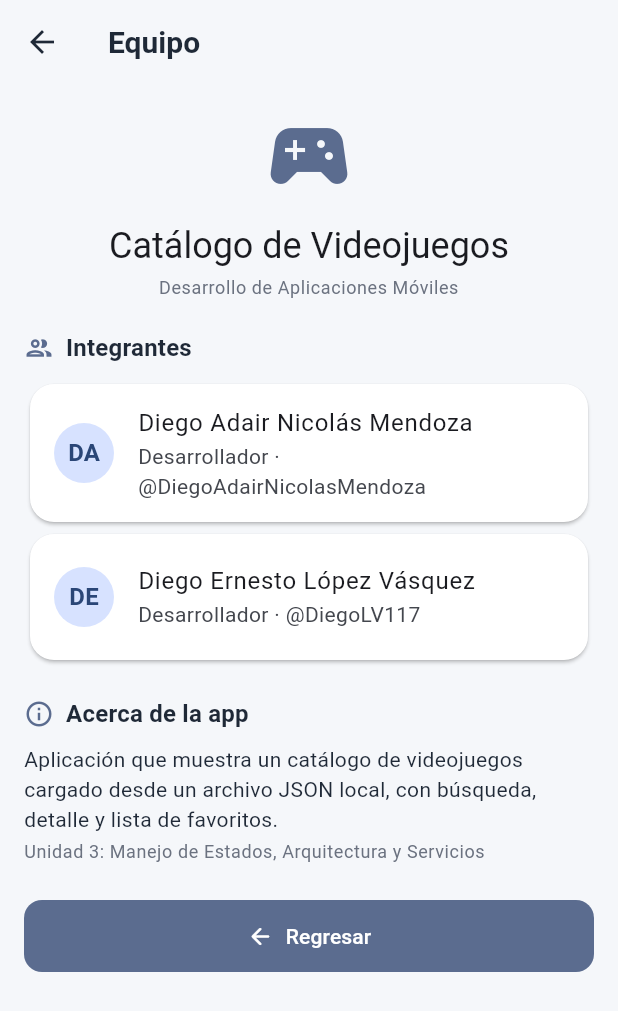
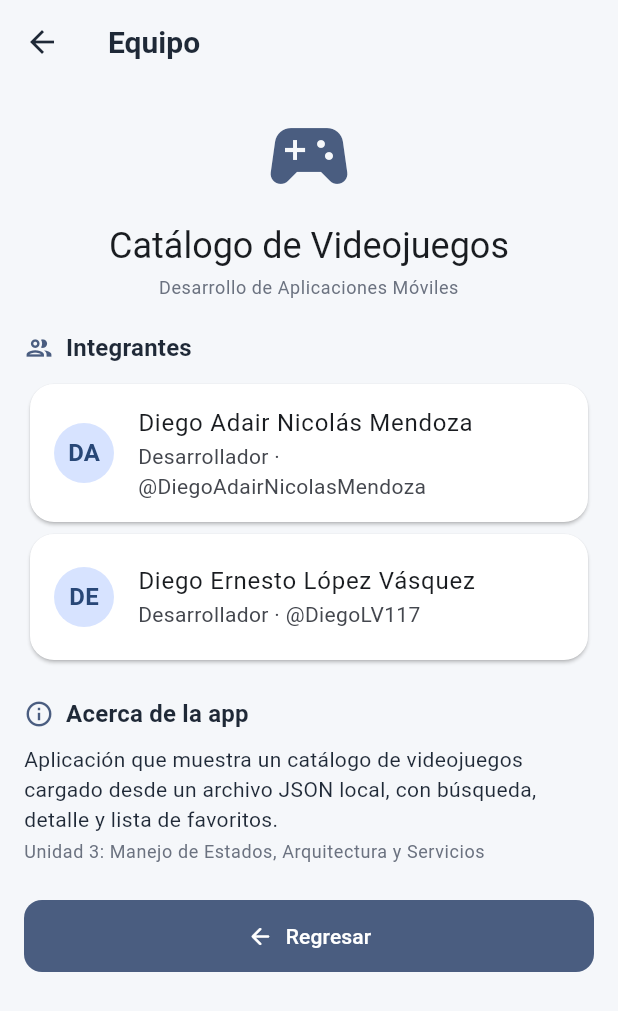
Before and after one commit to DiegoLV117/catalogo_videojuegos, a Flutter app: the EquipoScreen screen opened directly, on a phone screen of 412 x 824 dp. Shown: the top 1011 px of the screen. Run offline on Flutter 3.47's test engine with Material 3 defaults, Android fonts, the phone set to English and light mode, and no system bars; network calls fail.

Commit message:
style: ajustar color primario del tema

```diff
--- a/lib/core/theme/app_theme.dart
+++ b/lib/core/theme/app_theme.dart
@@ -1,7 +1,7 @@
 import 'package:flutter/material.dart';
 
 class AppColors {
-  static const primario = Color(0xFF5B6C8F); // azul pizarra
+  static const primario = Color(0xFF4A5D80); // azul pizarra oscur
   static const secundario = Color(0xFF8FA7C4);
   static const fondo = Color(0xFFF5F7FA);
   static const superficie = Colors.white;
```
